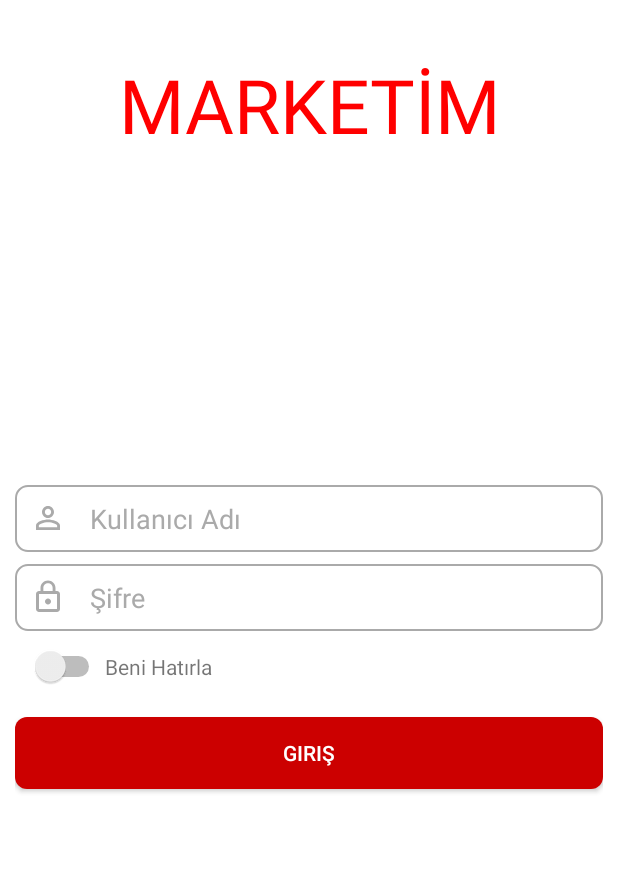
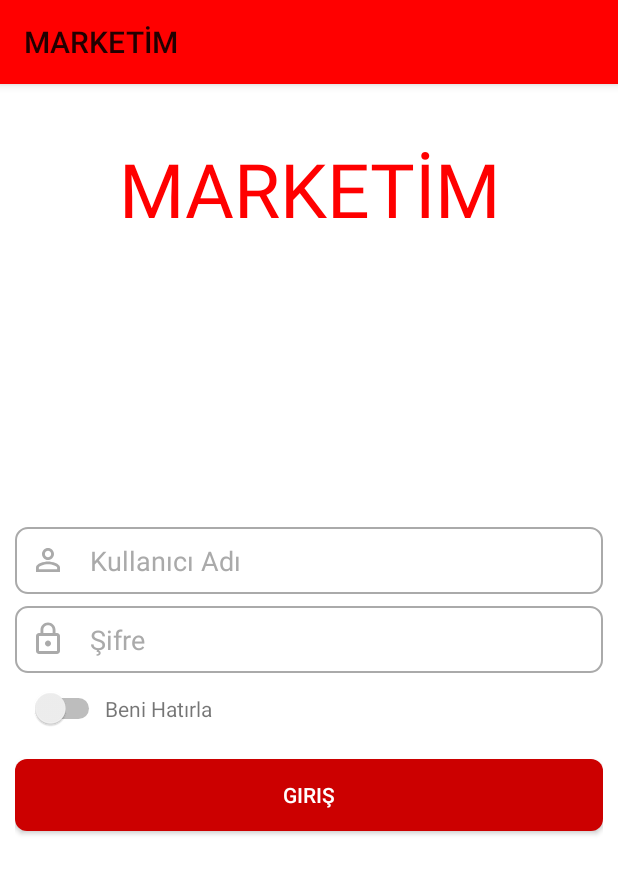
Before and after one commit to eceylan26/AndroidDeveloperChallenge, an Android app: the screen it shows after launch (LoginActivity), on a phone screen of 412 x 824 dp. Shown: the top 874 px of the screen. Run offline under Robolectric (Android 15) with nearby library versions, the phone set to English and light mode, and no system bars; our stand-ins replace ButterKnife.

Commit message:
changed to actionBar

```diff
--- a/app/src/main/res/values/styles.xml
+++ b/app/src/main/res/values/styles.xml
@@ -1,7 +1,7 @@
 <resources>
 
     <!-- Base application theme. -->
-    <style name="AppTheme" parent="Theme.AppCompat.Light.NoActionBar">
+    <style name="AppTheme" parent="Theme.AppCompat.Light">
         <!-- Customize your theme here. -->
         <item name="colorPrimary">@color/colorRed</item>
         <item name="colorPrimaryDark">@color/colorRed</item>
```
